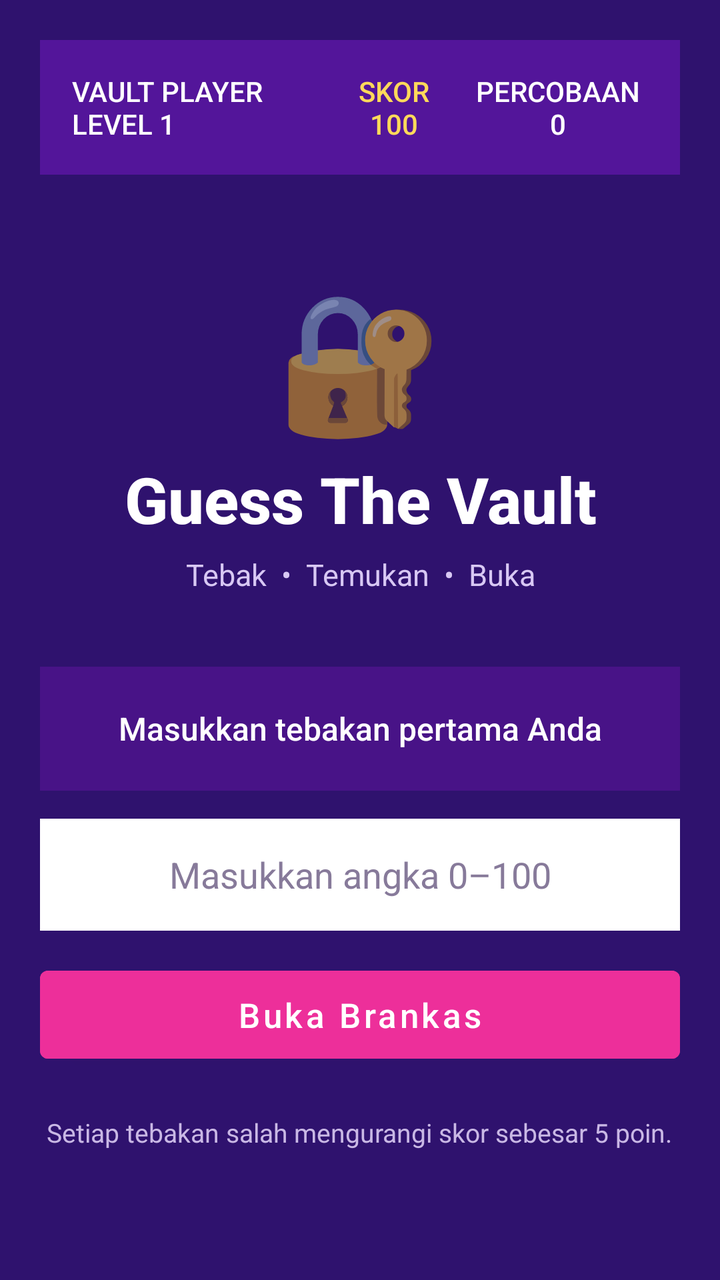
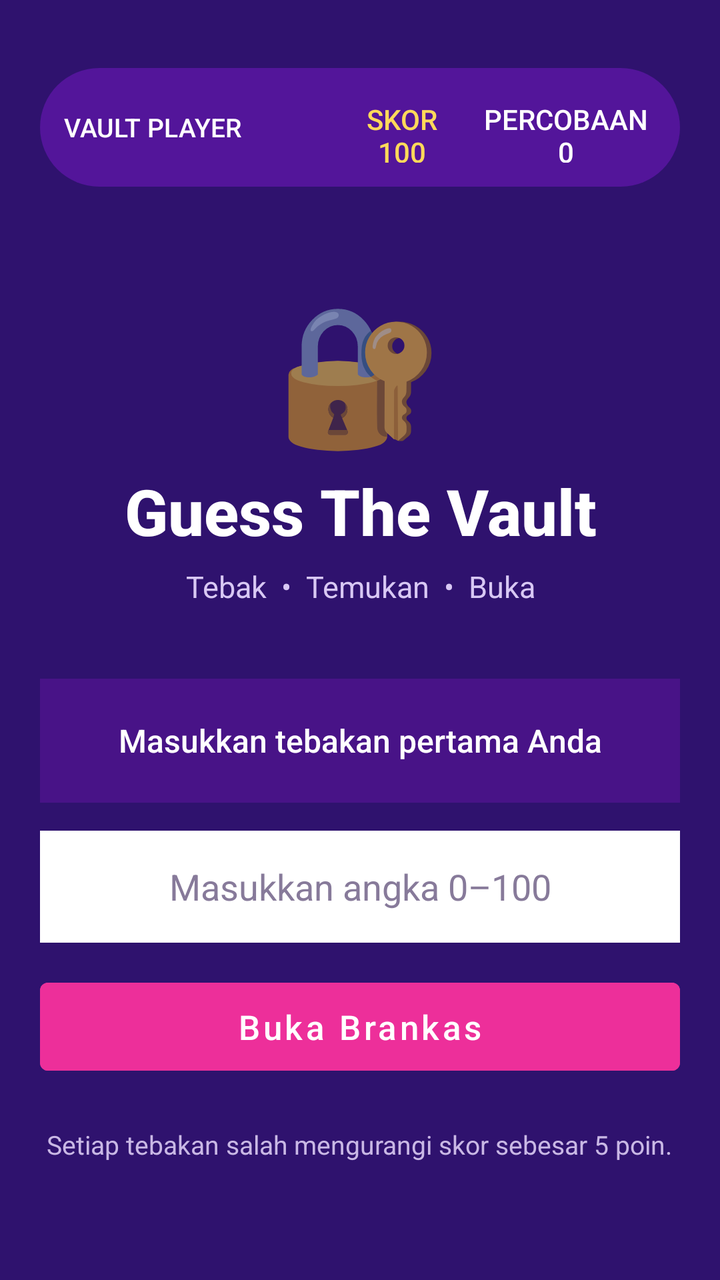

The first picture is an Android layout as it rendered before a commit; the second is the same layout after the commit. The layout source and the unified diff follow.
<!-- AndroidManifest.xml: activity theme Theme.GuessTheVault -->
<!-- res/layout/activity_main.xml -->
<?xml version="1.0" encoding="utf-8"?>
<ScrollView xmlns:android="http://schemas.android.com/apk/res/android"
    android:layout_width="match_parent"
    android:layout_height="match_parent"
    android:background="#2F126E"
    android:fillViewport="true">

    <LinearLayout
        android:layout_width="match_parent"
        android:layout_height="wrap_content"
        android:gravity="center_horizontal"
        android:orientation="vertical"
        android:padding="20dp">

        
        <LinearLayout
            android:layout_width="match_parent"
            android:layout_height="wrap_content"
            android:background="#53159A"
            android:gravity="center_vertical"
            android:orientation="horizontal"
            android:padding="16dp">

            <TextView
                android:layout_width="0dp"
                android:layout_height="wrap_content"
                android:layout_weight="1"
                android:fontFamily="sans-serif-medium"
                android:text="VAULT PLAYER&#10;LEVEL 1"
                android:textColor="#FFFFFF"
                android:textSize="14sp" />

            <TextView
                android:id="@+id/tvScore"
                android:layout_width="74dp"
                android:layout_height="wrap_content"
                android:gravity="center"
                android:fontFamily="sans-serif-medium"
                android:text="SKOR&#10;100"
                android:textColor="#FFD95A"
                android:textSize="14sp" />

            <TextView
                android:id="@+id/tvAttempts"
                android:layout_width="90dp"
                android:layout_height="wrap_content"
                android:gravity="center"
                android:fontFamily="sans-serif-medium"
                android:text="PERCOBAAN&#10;0"
                android:textColor="#FFFFFF"
                android:textSize="14sp" />

        </LinearLayout>

        
        <TextView
            android:layout_width="wrap_content"
            android:layout_height="wrap_content"
            android:layout_marginTop="46dp"
            android:gravity="center"
            android:text="🔐"
            android:textSize="68sp" />

        
        <TextView
            android:id="@+id/tvTitle"
            android:layout_width="wrap_content"
            android:layout_height="wrap_content"
            android:layout_marginTop="4dp"
            android:fontFamily="sans-serif-medium"
            android:gravity="center"
            android:text="Guess The Vault"
            android:textColor="#FFFFFF"
            android:textSize="32sp"
            android:textStyle="bold" />

        <TextView
            android:layout_width="wrap_content"
            android:layout_height="wrap_content"
            android:layout_marginTop="6dp"
            android:fontFamily="sans-serif"
            android:gravity="center"
            android:text="Tebak  •  Temukan  •  Buka"
            android:textColor="#D8C8F4"
            android:textSize="15sp" />

        
        <TextView
            android:id="@+id/tvStatus"
            android:layout_width="match_parent"
            android:layout_height="wrap_content"
            android:layout_marginTop="36dp"
            android:background="#481387"
            android:fontFamily="sans-serif-medium"
            android:gravity="center"
            android:minHeight="62dp"
            android:padding="14dp"
            android:text="Masukkan tebakan pertama Anda"
            android:textColor="#FFFFFF"
            android:textSize="16sp" />

        
        <EditText
            android:id="@+id/etGuess"
            android:layout_width="match_parent"
            android:layout_height="56dp"
            android:layout_marginTop="14dp"
            android:background="#FFFFFF"
            android:fontFamily="sans-serif"
            android:gravity="center"
            android:hint="Masukkan angka 0–100"
            android:imeOptions="actionDone"
            android:inputType="number"
            android:maxLength="3"
            android:padding="14dp"
            android:textColor="#2C1A47"
            android:textColorHint="#877A9A"
            android:textSize="18sp" />

        
        <Button
            android:id="@+id/btnGuess"
            android:layout_width="match_parent"
            android:layout_height="56dp"
            android:layout_marginTop="14dp"
            android:backgroundTint="#ED2F9A"
            android:fontFamily="sans-serif-medium"
            android:text="Buka Brankas"
            android:textAllCaps="false"
            android:textColor="#FFFFFF"
            android:textSize="17sp" />

        
        <Button
            android:id="@+id/btnReset"
            android:layout_width="match_parent"
            android:layout_height="56dp"
            android:layout_marginTop="12dp"
            android:backgroundTint="#2489E8"
            android:fontFamily="sans-serif-medium"
            android:text="Main Lagi"
            android:textAllCaps="false"
            android:textColor="#FFFFFF"
            android:textSize="17sp"
            android:visibility="gone" />

        
        <TextView
            android:layout_width="wrap_content"
            android:layout_height="wrap_content"
            android:layout_marginTop="22dp"
            android:fontFamily="sans-serif"
            android:gravity="center"
            android:text="Setiap tebakan salah mengurangi skor sebesar 5 poin."
            android:textColor="#C9B8E5"
            android:textSize="13sp" />

    </LinearLayout>

</ScrollView>
<!-- resources referenced by this layout -->
<resources>
  <style name="Theme.GuessTheVault" parent="Theme.MaterialComponents.DayNight.NoActionBar">
  
          <item name="android:statusBarColor">#0D1117</item>
          <item name="android:navigationBarColor">#0D1117</item>
          <item name="android:windowLightStatusBar">false</item>
  
      </style>
</resources>

<!-- the commit's change to res/layout/activity_main.xml (unified diff, before → after) -->
@@ -1,4 +1,3 @@
-<?xml version="1.0" encoding="utf-8"?>
 <ScrollView xmlns:android="http://schemas.android.com/apk/res/android"
     android:layout_width="match_parent"
     android:layout_height="match_parent"
@@ -16,25 +15,27 @@
         <LinearLayout
             android:layout_width="match_parent"
             android:layout_height="wrap_content"
-            android:background="#53159A"
+            android:layout_marginTop="14dp"
+            android:background="@drawable/bg_header_pill"
             android:gravity="center_vertical"
             android:orientation="horizontal"
-            android:padding="16dp">
+            android:padding="12dp">
 
             <TextView
                 android:layout_width="0dp"
                 android:layout_height="wrap_content"
                 android:layout_weight="1"
                 android:fontFamily="sans-serif-medium"
-                android:text="VAULT PLAYER&#10;LEVEL 1"
+                android:text="VAULT PLAYER"
                 android:textColor="#FFFFFF"
-                android:textSize="14sp" />
+                android:textSize="13sp" />
 
             <TextView
                 android:id="@+id/tvScore"
                 android:layout_width="74dp"
                 android:layout_height="wrap_content"
                 android:gravity="center"
+                android:translationY="4dp"
                 android:fontFamily="sans-serif-medium"
                 android:text="SKOR&#10;100"
                 android:textColor="#FFD95A"
@@ -45,6 +46,7 @@
                 android:layout_width="90dp"
                 android:layout_height="wrap_content"
                 android:gravity="center"
+                android:translationY="4dp"
                 android:fontFamily="sans-serif-medium"
                 android:text="PERCOBAAN&#10;0"
                 android:textColor="#FFFFFF"
@@ -74,6 +76,7 @@
             android:textSize="32sp"
             android:textStyle="bold" />
 
+        
         <TextView
             android:layout_width="wrap_content"
             android:layout_height="wrap_content"
<!-- resource entries referenced after the edit -->
@@ -1,5 +1,14 @@
 <!-- resources referenced by this layout -->
 <resources>
+  <!-- drawable bg_header_pill (drawable) -->
+  <shape xmlns:android="http://schemas.android.com/apk/res/android"
+      android:shape="rectangle">
+  
+      <solid android:color="#53159A" />
+  
+      <corners android:radius="100dp" />
+  
+  </shape>
   <style name="Theme.GuessTheVault" parent="Theme.MaterialComponents.DayNight.NoActionBar">
   
           <item name="android:statusBarColor">#0D1117</item>
